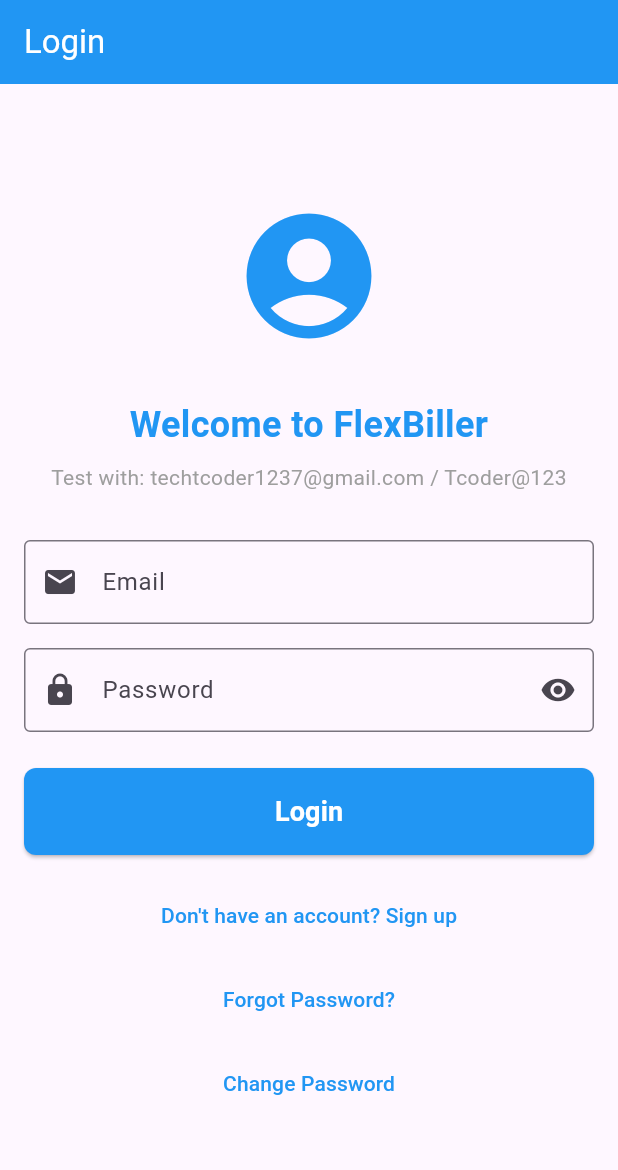
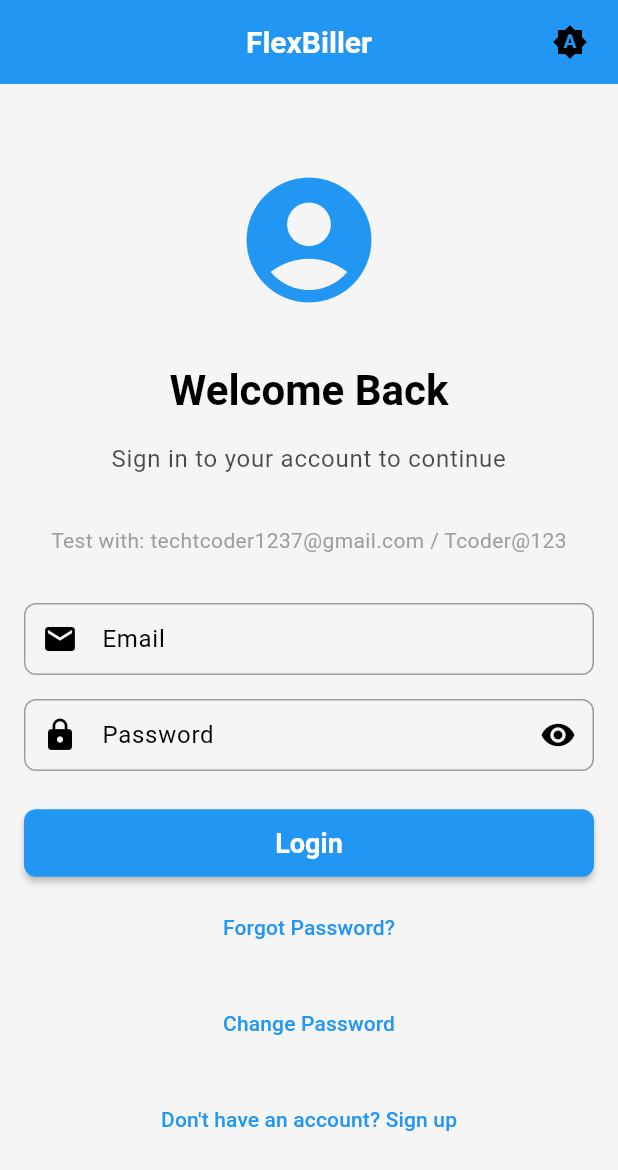
Before and after one commit to EtanaAlemu/flexbiller-app, a Flutter app: the screen it shows after launch, on a phone screen of 412 x 824 dp. Shown: the top 1170 px of the screen. Run offline on Flutter 3.47's test engine with Material 3 defaults, Android fonts, the phone set to English and light mode, and no system bars; our stand-ins replace dio, equatable, flutter_bloc, flutter_secure_storage, get_it, injectable and 2 more; accounts and stored records are empty.

Commit message:
feat: implement light and dark theme support
- Create comprehensive theme system with AppTheme class
- Implement ThemeProvider for state management with persistence
- Add theme toggle widgets (ThemeToggleWidget and SimpleThemeToggle)
- Update main.dart to use theme provider and new themes
- Refactor login page and form to use theme-aware colors
- Add provider package for state management
- Support system theme detection and manual theme switching
- Persistent theme preferences using SharedPreferences

```diff
--- /dev/null
+++ b/lib/core/theme/app_theme.dart
@@ -0,0 +1,239 @@
+import 'package:flutter/material.dart';
+
+class AppTheme {
+  // Light Theme Colors
+  static const Color _lightPrimaryColor = Color(0xFF2196F3); // Blue
+  static const Color _lightSecondaryColor = Color(0xFF1976D2);
+  static const Color _lightBackgroundColor = Color(0xFFFFFFFF);
+  static const Color _lightSurfaceColor = Color(0xFFF5F5F5);
+  static const Color _lightOnPrimaryColor = Color(0xFFFFFFFF);
+  static const Color _lightOnSecondaryColor = Color(0xFFFFFFFF);
+  static const Color _lightOnBackgroundColor = Color(0xFF000000);
+  static const Color _lightOnSurfaceColor = Color(0xFF000000);
+  static const Color _lightErrorColor = Color(0xFFD32F2F);
+  static const Color _lightOnErrorColor = Color(0xFFFFFFFF);
+
+  // Dark Theme Colors
+  static const Color _darkPrimaryColor = Color(0xFF90CAF9); // Light Blue
+  static const Color _darkSecondaryColor = Color(0xFF64B5F6);
+  static const Color _darkBackgroundColor = Color(0xFF121212);
+  static const Color _darkSurfaceColor = Color(0xFF1E1E1E);
+  static const Color _darkOnPrimaryColor = Color(0xFF000000);
+  static const Color _darkOnSecondaryColor = Color(0xFF000000);
+  static const Color _darkOnBackgroundColor = Color(0xFFFFFFFF);
+  static const Color _darkOnSurfaceColor = Color(0xFFFFFFFF);
+  static const Color _darkErrorColor = Color(0xFFEF5350);
+  static const Color _darkOnErrorColor = Color(0xFF000000);
+
+  // Common Colors
+  static const Color _successColor = Color(0xFF4CAF50);
+  static const Color _warningColor = Color(0xFFFF9800);
+  static const Color _infoColor = Color(0xFF2196F3);
+
+  static ThemeData get lightTheme {
+    return ThemeData(
+      useMaterial3: true,
+      brightness: Brightness.light,
+      colorScheme: const ColorScheme.light(
+        primary: _lightPrimaryColor,
+        secondary: _lightSecondaryColor,
+        background: _lightBackgroundColor,
+        surface: _lightSurfaceColor,
+        onPrimary: _lightOnPrimaryColor,
+        onSecondary: _lightOnSecondaryColor,
+        onBackground: _lightOnBackgroundColor,
+        onSurface: _lightOnSurfaceColor,
+        error: _lightErrorColor,
+        onError: _lightOnErrorColor,
+      ),
+      appBarTheme: const AppBarTheme(
+        backgroundColor: _lightPrimaryColor,
+        foregroundColor: _lightOnPrimaryColor,
+        elevation: 0,
+        centerTitle: true,
+        titleTextStyle: TextStyle(
+          fontSize: 20,
+          fontWeight: FontWeight.w600,
+          color: _lightOnPrimaryColor,
+        ),
+      ),
+      elevatedButtonTheme: ElevatedButtonThemeData(
+        style: ElevatedButton.styleFrom(
+          backgroundColor: _lightPrimaryColor,
+          foregroundColor: _lightOnPrimaryColor,
+          elevation: 2,
+          padding: const EdgeInsets.symmetric(horizontal: 24, vertical: 12),
+          shape: RoundedRectangleBorder(
+            borderRadius: BorderRadius.circular(8),
+          ),
+          textStyle: const TextStyle(
+            fontSize: 16,
+            fontWeight: FontWeight.w600,
+          ),
+        ),
+      ),
+      textButtonTheme: TextButtonThemeData(
+        style: TextButton.styleFrom(
+          foregroundColor: _lightPrimaryColor,
+          padding: const EdgeInsets.symmetric(horizontal: 16, vertical: 8),
+          shape: RoundedRectangleBorder(
+            borderRadius: BorderRadius.circular(6),
+          ),
+        ),
+      ),
+      inputDecorationTheme: InputDecorationTheme(
+        border: OutlineInputBorder(
+          borderRadius: BorderRadius.circular(8),
+          borderSide: const BorderSide(color: Colors.grey),
+        ),
+        focusedBorder: OutlineInputBorder(
+          borderRadius: BorderRadius.circular(8),
+          borderSide: const BorderSide(color: _lightPrimaryColor, width: 2),
+        ),
+        enabledBorder: OutlineInputBorder(
+          borderRadius: BorderRadius.circular(8),
+          borderSide: const BorderSide(color: Colors.grey),
+        ),
+        errorBorder: OutlineInputBorder(
+          borderRadius: BorderRadius.circular(8),
+          borderSide: const BorderSide(color: _lightErrorColor),
+        ),
+        focusedErrorBorder: OutlineInputBorder(
+          borderRadius: BorderRadius.circular(8),
+          borderSide: const BorderSide(color: _lightErrorColor, width: 2),
+        ),
+        filled: true,
+        fillColor: _lightSurfaceColor,
+        contentPadding: const EdgeInsets.symmetric(horizontal: 16, vertical: 12),
+      ),
+      cardTheme: CardThemeData(
+        color: _lightSurfaceColor,
+        elevation: 2,
+        shape: RoundedRectangleBorder(
+          borderRadius: BorderRadius.circular(12),
+        ),
+      ),
+      snackBarTheme: SnackBarThemeData(
+        backgroundColor: _lightSurfaceColor,
+        contentTextStyle: TextStyle(color: _lightOnSurfaceColor),
+        shape: RoundedRectangleBorder(
+          borderRadius: BorderRadius.circular(8),
+        ),
+      ),
+      dividerTheme: const DividerThemeData(
+        color: Colors.grey,
+        thickness: 1,
+      ),
+      iconTheme: const IconThemeData(
+        color: _lightPrimaryColor,
+        size: 24,
+      ),
+    );
+  }
+
+  static ThemeData get darkTheme {
+    return ThemeData(
+      useMaterial3: true,
+      brightness: Brightness.dark,
+      colorScheme: const ColorScheme.dark(
+        primary: _darkPrimaryColor,
+        secondary: _darkSecondaryColor,
+        background: _darkBackgroundColor,
+        surface: _darkSurfaceColor,
+        onPrimary: _darkOnPrimaryColor,
+        onSecondary: _darkOnSecondaryColor,
+        onBackground: _darkOnBackgroundColor,
+        onSurface: _darkOnSurfaceColor,
+        error: _darkErrorColor,
+        onError: _darkOnErrorColor,
+      ),
+      appBarTheme: const AppBarTheme(
+        backgroundColor: _darkSurfaceColor,
+        foregroundColor: _darkOnSurfaceColor,
+        elevation: 0,
+        centerTitle: true,
+        titleTextStyle: TextStyle(
+          fontSize: 20,
+          fontWeight: FontWeight.w600,
+          color: _darkOnSurfaceColor,
+        ),
+      ),
+      elevatedButtonTheme: ElevatedButtonThemeData(
+        style: ElevatedButton.styleFrom(
+          backgroundColor: _darkPrimaryColor,
+          foregroundColor: _darkOnPrimaryColor,
+          elevation: 2,
+          padding: const EdgeInsets.symmetric(horizontal: 24, vertical: 12),
+          shape: RoundedRectangleBorder(
+            borderRadius: BorderRadius.circular(8),
+          ),
+          textStyle: const TextStyle(
+            fontSize: 16,
+            fontWeight: FontWeight.w600,
+          ),
+        ),
+      ),
+      textButtonTheme: TextButtonThemeData(
+        style: TextButton.styleFrom(
+          foregroundColor: _darkPrimaryColor,
+          padding: const EdgeInsets.symmetric(horizontal: 16, vertical: 8),
+          shape: RoundedRectangleBorder(
+            borderRadius: BorderRadius.circular(6),
+          ),
+        ),
+      ),
+      inputDecorationTheme: InputDecorationTheme(
+        border: OutlineInputBorder(
+          borderRadius: BorderRadius.circular(8),
+          borderSide: const BorderSide(color: Colors.grey),
+        ),
+        focusedBorder: OutlineInputBorder(
+          borderRadius: BorderRadius.circular(8),
+          borderSide: const BorderSide(color: _darkPrimaryColor, width: 2),
+        ),
+        enabledBorder: OutlineInputBorder(
+          borderRadius: BorderRadius.circular(8),
+          borderSide: const BorderSide(color: Colors.grey),
+        ),
+        errorBorder: OutlineInputBorder(
+          borderRadius: BorderRadius.circular(8),
+          borderSide: const BorderSide(color: _darkErrorColor),
+        ),
+        focusedErrorBorder: OutlineInputBorder(
+          borderRadius: BorderRadius.circular(8),
+          borderSide: const BorderSide(color: _darkErrorColor, width: 2),
+        ),
+        filled: true,
+        fillColor: _darkSurfaceColor,
+        contentPadding: const EdgeInsets.symmetric(horizontal: 16, vertical: 12),
+      ),
+      cardTheme: CardThemeData(
+        color: _darkSurfaceColor,
+        elevation: 2,
+        shape: RoundedRectangleBorder(
+          borderRadius: BorderRadius.circular(12),
+        ),
+      ),
+      snackBarTheme: SnackBarThemeData(
+        backgroundColor: _darkSurfaceColor,
+        contentTextStyle: TextStyle(color: _darkOnSurfaceColor),
+        shape: RoundedRectangleBorder(
+          borderRadius: BorderRadius.circular(8),
+        ),
+      ),
+      dividerTheme: const DividerThemeData(
+        color: Colors.grey,
+        thickness: 1,
+      ),
+      iconTheme: const IconThemeData(
+        color: _darkPrimaryColor,
+        size: 24,
+      ),
+    );
+  }
+
+  // Helper methods for custom colors
+  static Color getSuccessColor(Brightness brightness) => _successColor;
+  static Color getWarningColor(Brightness brightness) => _warningColor;
+  static Color getInfoColor(Brightness brightness) => _infoColor;
+}
--- /dev/null
+++ b/lib/core/theme/theme_provider.dart
@@ -0,0 +1,86 @@
+import 'package:flutter/material.dart';
+import 'package:shared_preferences/shared_preferences.dart';
+
+class ThemeProvider extends ChangeNotifier {
+  static const String _themeKey = 'theme_mode';
+
+  ThemeMode _themeMode = ThemeMode.system;
+
+  ThemeMode get themeMode => _themeMode;
+
+  bool get isDarkMode => _themeMode == ThemeMode.dark;
+  bool get isLightMode => _themeMode == ThemeMode.light;
+  bool get isSystemMode => _themeMode == ThemeMode.system;
+
+  ThemeProvider() {
+    _loadThemeMode();
+  }
+
+  Future<void> _loadThemeMode() async {
+    try {
+      final prefs = await SharedPreferences.getInstance();
+      final themeIndex = prefs.getInt(_themeKey) ?? 0;
+      _themeMode = ThemeMode.values[themeIndex];
+      notifyListeners();
+    } catch (e) {
+      // Default to system theme if loading fails
+      _themeMode = ThemeMode.system;
+    }
+  }
+
+  Future<void> setThemeMode(ThemeMode mode) async {
+    if (_themeMode == mode) return;
+
+    _themeMode = mode;
+    notifyListeners();
+
+    try {
+      final prefs = await SharedPreferences.getInstance();
+      await prefs.setInt(_themeKey, mode.index);
+    } catch (e) {
+      // Ignore storage errors
+    }
+  }
+
+  Future<void> toggleTheme() async {
+    if (_themeMode == ThemeMode.light) {
+      await setThemeMode(ThemeMode.dark);
+    } else {
+      await setThemeMode(ThemeMode.light);
+    }
+  }
+
+  Future<void> setLightTheme() async {
+    await setThemeMode(ThemeMode.light);
+  }
+
+  Future<void> setDarkTheme() async {
+    await setThemeMode(ThemeMode.dark);
+  }
+
+  Future<void> setSystemTheme() async {
+    await setThemeMode(ThemeMode.system);
+  }
+
+  String getThemeModeName() {
+    switch (_themeMode) {
+      case ThemeMode.light:
+        return 'Light';
+      case ThemeMode.dark:
+        return 'Dark';
+      case ThemeMode.system:
+        return 'System';
+    }
+  }
+
+  IconData getThemeModeIcon() {
+    switch (_themeMode) {
+      case ThemeMode.light:
+        return Icons.light_mode;
+      case ThemeMode.dark:
+        return Icons.dark_mode;
+      case ThemeMode.system:
+        return Icons.brightness_auto;
+    }
+  }
+}
--- /dev/null
+++ b/lib/core/theme/theme_toggle_widget.dart
@@ -0,0 +1,115 @@
+import 'package:flutter/material.dart';
+import 'package:provider/provider.dart';
+import 'theme_provider.dart';
+
+class ThemeToggleWidget extends StatelessWidget {
+  final bool showLabel;
+  final double? size;
+  final Color? backgroundColor;
+  final Color? foregroundColor;
+
+  const ThemeToggleWidget({
+    Key? key,
+    this.showLabel = false,
+    this.size,
+    this.backgroundColor,
+    this.foregroundColor,
+  }) : super(key: key);
+
+  @override
+  Widget build(BuildContext context) {
+    return Consumer<ThemeProvider>(
+      builder: (context, themeProvider, child) {
+        final theme = Theme.of(context);
+        final isDark = theme.brightness == Brightness.dark;
+
+        return PopupMenuButton<ThemeMode>(
+          icon: Icon(
+            themeProvider.getThemeModeIcon(),
+            size: size ?? 24,
+            color: foregroundColor ?? theme.colorScheme.onSurface,
+          ),
+          tooltip: 'Toggle theme',
+          onSelected: (ThemeMode mode) {
+            themeProvider.setThemeMode(mode);
+          },
+          itemBuilder: (BuildContext context) => [
+            PopupMenuItem<ThemeMode>(
+              value: ThemeMode.light,
+              child: Row(
+                children: [
+                  Icon(
+                    Icons.light_mode,
+                    color: theme.colorScheme.primary,
+                  ),
+                  if (showLabel) ...[
+                    const SizedBox(width: 12),
+                    const Text('Light'),
+                  ],
+                ],
+              ),
+            ),
+            PopupMenuItem<ThemeMode>(
+              value: ThemeMode.dark,
+              child: Row(
+                children: [
+                  Icon(
+                    Icons.dark_mode,
+                    color: theme.colorScheme.primary,
+                  ),
+                  if (showLabel) ...[
+                    const SizedBox(width: 12),
+                    const Text('Dark'),
+                  ],
+                ],
+              ),
+            ),
+            PopupMenuItem<ThemeMode>(
+              value: ThemeMode.system,
+              child: Row(
+                children: [
+                  Icon(
+                    Icons.brightness_auto,
+                    color: theme.colorScheme.primary,
+                  ),
+                  if (showLabel) ...[
+                    const SizedBox(width: 12),
+                    const Text('System'),
+                  ],
+                ],
+              ),
+            ),
+          ],
+        );
+      },
+    );
+  }
+}
+
+class SimpleThemeToggle extends StatelessWidget {
+  final double? size;
+  final Color? color;
+
+  const SimpleThemeToggle({
+    Key? key,
+    this.size,
+    this.color,
+  }) : super(key: key);
+
+  @override
+  Widget build(BuildContext context) {
+    return Consumer<ThemeProvider>(
+      builder: (context, themeProvider, child) {
+        return IconButton(
+          icon: Icon(
+            themeProvider.getThemeModeIcon(),
+            size: size ?? 24,
+            color: color,
+          ),
+          onPressed: () => themeProvider.toggleTheme(),
+          tooltip: 'Toggle theme',
+        );
+      },
+    );
+  }
+}
--- a/lib/features/auth/presentation/pages/login_page.dart
+++ b/lib/features/auth/presentation/pages/login_page.dart
@@ -1,7 +1,9 @@
 import 'package:flutter/material.dart';
 import 'package:flutter_bloc/flutter_bloc.dart';
 import '../../../../injection_container.dart';
+import '../../../../core/theme/theme_toggle_widget.dart';
 import '../bloc/auth_bloc.dart';
+import '../bloc/auth_event.dart';
 import '../bloc/auth_state.dart';
 import '../widgets/login_form.dart';
 
@@ -12,43 +14,16 @@ class LoginPage extends StatelessWidget {
   Widget build(BuildContext context) {
     return Scaffold(
       appBar: AppBar(
-        title: const Text('Login'),
-        backgroundColor: Colors.blue,
-        foregroundColor: Colors.white,
+        title: const Text('FlexBiller'),
+        actions: [
+          const ThemeToggleWidget(),
+          const SizedBox(width: 8),
+        ],
       ),
-      body: BlocProvider(
-        create: (context) => getIt<AuthBloc>(),
-        child: BlocConsumer<AuthBloc, AuthState>(
-          listener: (context, state) {
-            if (state is AuthFailure) {
-              ScaffoldMessenger.of(context).showSnackBar(
-                SnackBar(
-                  content: Text(state.message),
-                  backgroundColor: Colors.red,
-                ),
-              );
-            } else if (state is AuthSuccess) {
-              ScaffoldMessenger.of(context).showSnackBar(
-                const SnackBar(
-                  content: Text('Login successful!'),
-                  backgroundColor: Colors.green,
-                ),
-              );
-              // TODO: Navigate to dashboard
-            }
-          },
-          builder: (context, state) {
-            if (state is AuthLoading) {
-              return const Center(
-                child: CircularProgressIndicator(),
-              );
-            }
-
-            return const Padding(
-              padding: EdgeInsets.all(16.0),
-              child: LoginForm(),
-            );
-          },
+      body: const Center(
+        child: SingleChildScrollView(
+          padding: EdgeInsets.all(16.0),
+          child: LoginForm(),
         ),
       ),
     );
--- a/lib/features/auth/presentation/widgets/login_form.dart
+++ b/lib/features/auth/presentation/widgets/login_form.dart
@@ -1,7 +1,10 @@
 import 'package:flutter/material.dart';
 import 'package:flutter_bloc/flutter_bloc.dart';
+import '../../../../injection_container.dart';
+import '../../../../core/theme/app_theme.dart';
 import '../bloc/auth_bloc.dart';
 import '../bloc/auth_event.dart';
+import '../bloc/auth_state.dart';
 import '../pages/forgot_password_page.dart';
 import '../pages/change_password_page.dart';
 
@@ -29,7 +32,7 @@ class _LoginFormState extends State<LoginForm> {
     if (_formKey.currentState!.validate()) {
       context.read<AuthBloc>().add(
         LoginRequested(
-          email: _emailController.text.trim(),
+          email: _emailController.text,
           password: _passwordController.text,
         ),
       );
@@ -38,24 +41,65 @@ class _LoginFormState extends State<LoginForm> {
 
   @override
   Widget build(BuildContext context) {
+    final theme = Theme.of(context);
+
+    return BlocProvider(
+      create: (context) => getIt<AuthBloc>(),
+      child: BlocConsumer<AuthBloc, AuthState>(
+        listener: (context, state) {
+          if (state is AuthFailure) {
+            ScaffoldMessenger.of(context).showSnackBar(
+              SnackBar(
+                content: Text(state.message),
+                backgroundColor: theme.colorScheme.error,
+              ),
+            );
+          } else if (state is AuthSuccess) {
+            ScaffoldMessenger.of(context).showSnackBar(
+              SnackBar(
+                content: const Text('Login successful!'),
+                backgroundColor: AppTheme.getSuccessColor(theme.brightness),
+              ),
+            );
+            // TODO: Navigate to dashboard
+          }
+        },
+        builder: (context, state) {
+          if (state is AuthLoading) {
+            return const Center(
+              child: CircularProgressIndicator(),
+            );
+          }
+
           return Form(
             key: _formKey,
             child: Column(
               mainAxisAlignment: MainAxisAlignment.center,
               crossAxisAlignment: CrossAxisAlignment.stretch,
               children: [
-          const Icon(Icons.account_circle, size: 100, color: Colors.blue),
+                Icon(
+                  Icons.account_circle,
+                  size: 100,
+                  color: theme.colorScheme.primary,
+                ),
                 const SizedBox(height: 32),
-          const Text(
-            'Welcome to FlexBiller',
-            style: TextStyle(
-              fontSize: 24,
+                Text(
+                  'Welcome Back',
+                  style: theme.textTheme.headlineMedium?.copyWith(
                     fontWeight: FontWeight.bold,
-              color: Colors.blue,
+                    color: theme.colorScheme.onBackground,
                   ),
                   textAlign: TextAlign.center,
                 ),
-          const SizedBox(height: 8),
+                const SizedBox(height: 16),
+                Text(
+                  'Sign in to your account to continue',
+                  style: theme.textTheme.bodyLarge?.copyWith(
+                    color: theme.colorScheme.onBackground.withOpacity(0.7),
+                  ),
+                  textAlign: TextAlign.center,
+                ),
+                const SizedBox(height: 32),
                 const Text(
                   'Test with: techtcoder1237@gmail.com / Tcoder@123',
                   style: TextStyle(fontSize: 14, color: Colors.grey),
@@ -69,7 +113,6 @@ class _LoginFormState extends State<LoginForm> {
                     labelText: 'Email',
                     hintText: 'Enter your email',
                     prefixIcon: Icon(Icons.email),
-              border: OutlineInputBorder(),
                   ),
                   validator: (value) {
                     if (value == null || value.isEmpty) {
@@ -101,7 +144,6 @@ class _LoginFormState extends State<LoginForm> {
                         });
                       },
                     ),
-              border: const OutlineInputBorder(),
                   ),
                   validator: (value) {
                     if (value == null || value.isEmpty) {
@@ -116,27 +158,9 @@ class _LoginFormState extends State<LoginForm> {
                 const SizedBox(height: 24),
                 ElevatedButton(
                   onPressed: _submitForm,
-            style: ElevatedButton.styleFrom(
-              backgroundColor: Colors.blue,
-              foregroundColor: Colors.white,
-              padding: const EdgeInsets.symmetric(vertical: 16),
-              shape: RoundedRectangleBorder(
-                borderRadius: BorderRadius.circular(8),
-              ),
-            ),
                   child: const Text(
                     'Login',
                     style: TextStyle(fontSize: 18, fontWeight: FontWeight.bold),
-            ),
-          ),
-          const SizedBox(height: 16),
-          TextButton(
-            onPressed: () {
-              // TODO: Navigate to register page
-            },
-            child: const Text(
-              'Don\'t have an account? Sign up',
-              style: TextStyle(color: Colors.blue),
                   ),
                 ),
                 const SizedBox(height: 8),
@@ -148,12 +172,9 @@ class _LoginFormState extends State<LoginForm> {
                       ),
                     );
                   },
-            child: const Text(
-              'Forgot Password?',
-              style: TextStyle(color: Colors.blue),
+                  child: const Text('Forgot Password?'),
                 ),
-          ),
-          const SizedBox(height: 8),
+                const SizedBox(height: 16),
                 TextButton(
                   onPressed: () {
                     Navigator.of(context).push(
@@ -162,13 +183,20 @@ class _LoginFormState extends State<LoginForm> {
                       ),
                     );
                   },
-            child: const Text(
-              'Change Password',
-              style: TextStyle(color: Colors.blue),
+                  child: const Text('Change Password'),
                 ),
+                const SizedBox(height: 16),
+                TextButton(
+                  onPressed: () {
+                    // TODO: Navigate to register page
+                  },
+                  child: const Text('Don\'t have an account? Sign up'),
                 ),
               ],
             ),
           );
+        },
+      ),
+    );
   }
 }
--- a/lib/main.dart
+++ b/lib/main.dart
@@ -1,6 +1,9 @@
 import 'package:flutter/material.dart';
+import 'package:provider/provider.dart';
 import 'injection_container.dart' as di;
 import 'features/auth/presentation/pages/login_page.dart';
+import 'core/theme/theme_provider.dart';
+import 'core/theme/app_theme.dart';
 
 void main() async {
   WidgetsFlutterBinding.ensureInitialized();
@@ -13,34 +16,20 @@ class MyApp extends StatelessWidget {
 
   @override
   Widget build(BuildContext context) {
-    return MaterialApp(
-      title: 'FlexBiller',
-      theme: ThemeData(
-        primarySwatch: Colors.blue,
-        useMaterial3: true,
-        appBarTheme: const AppBarTheme(
-          backgroundColor: Colors.blue,
-          foregroundColor: Colors.white,
-          elevation: 0,
-        ),
-        elevatedButtonTheme: ElevatedButtonThemeData(
-          style: ElevatedButton.styleFrom(
-            backgroundColor: Colors.blue,
-            foregroundColor: Colors.white,
-            shape: RoundedRectangleBorder(
-              borderRadius: BorderRadius.circular(8),
-            ),
-          ),
-        ),
-        inputDecorationTheme: const InputDecorationTheme(
-          border: OutlineInputBorder(),
-          focusedBorder: OutlineInputBorder(
-            borderSide: BorderSide(color: Colors.blue, width: 2),
-          ),
-        ),
+    return ChangeNotifierProvider(
+      create: (_) => ThemeProvider(),
+      child: Consumer<ThemeProvider>(
+        builder: (context, themeProvider, child) {
+          return MaterialApp(
+            title: 'FlexBiller',
+            theme: AppTheme.lightTheme,
+            darkTheme: AppTheme.darkTheme,
+            themeMode: themeProvider.themeMode,
+            home: const LoginPage(),
+            debugShowCheckedModeBanner: false,
+          );
+        },
       ),
-      home: const LoginPage(),
-      debugShowCheckedModeBanner: false,
     );
   }
 }
--- a/pubspec.yaml
+++ b/pubspec.yaml
@@ -37,6 +37,7 @@ dependencies:
 
   # State Management
   flutter_bloc: ^8.1.3
+  provider: ^6.1.1
 
   # Dependency Injection
   get_it: ^7.6.0
```
Also changed, not shown: lib/core/dao/auth_dao.dart (+19 -26 lines), pubspec.lock. Lines whose indentation alone changed are shown as unchanged.
